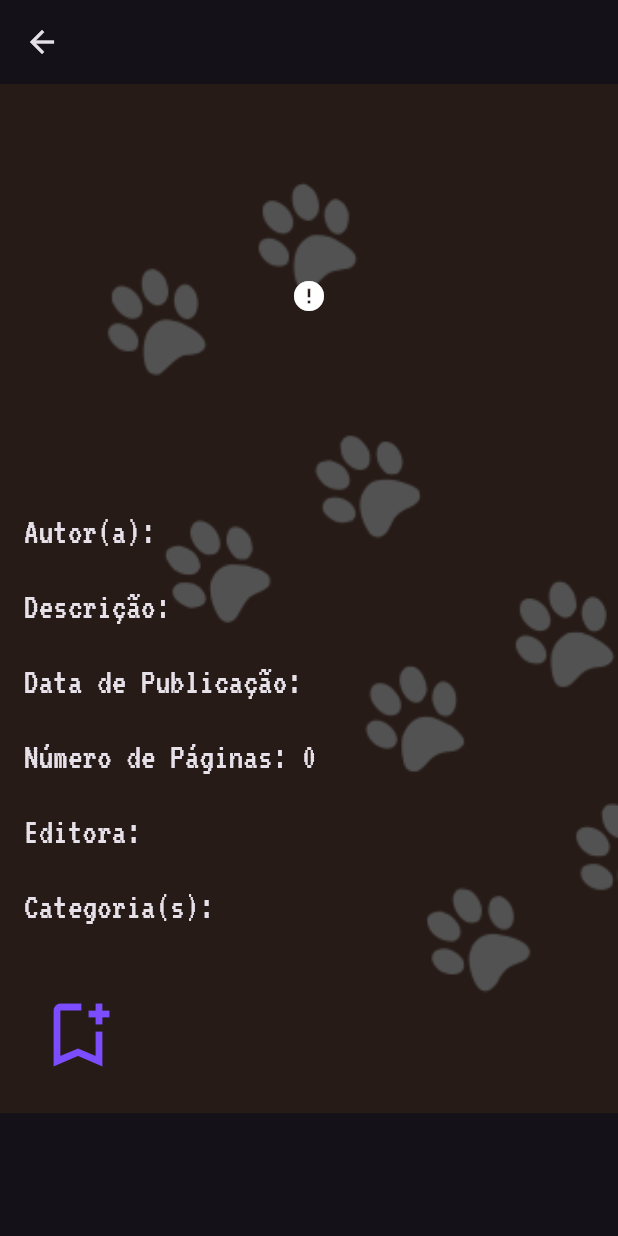
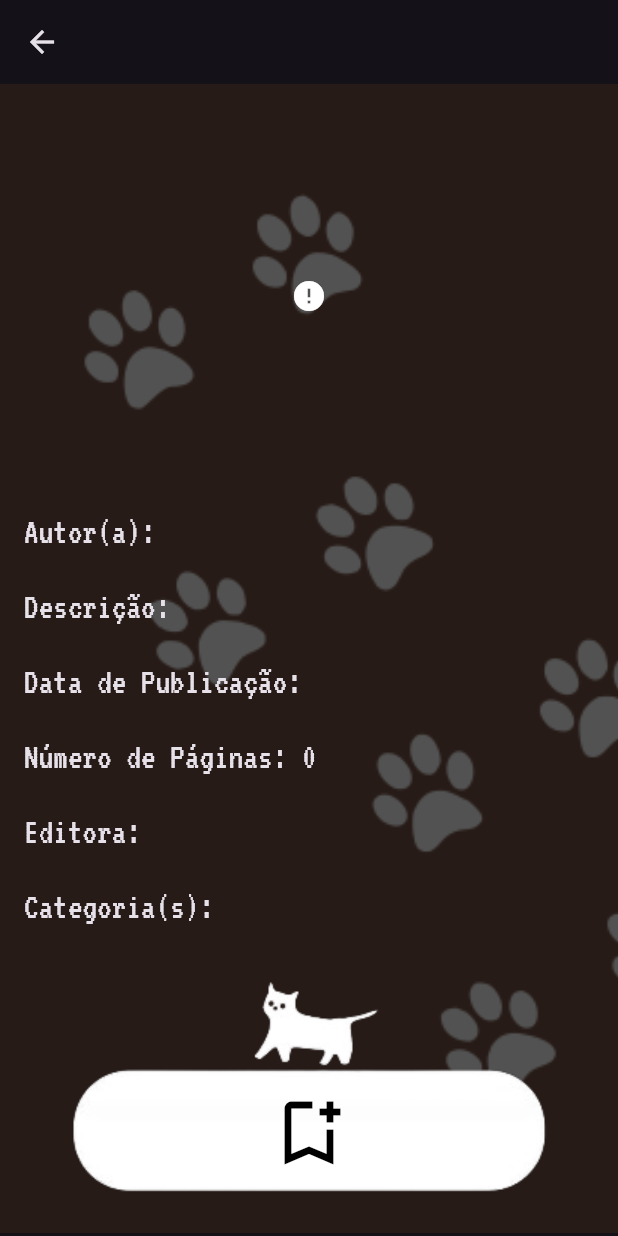
Before and after one commit to AnaFMel/projeto-flutter, a Flutter app: the BookDetailScreen screen opened directly with empty values, on a phone screen of 412 x 824 dp. Run offline on Flutter 3.47's test engine with Material 3 defaults, Android fonts, the phone set to English and light mode, and no system bars; drawn by our look-alikes of cached_network_image; our stand-ins replace google_fonts, sqflite; accounts and stored records are empty; network calls fail.

Commit message:
Arrumando detalhe

```diff
--- a/lib/pages/ReadingList.dart
+++ b/lib/pages/ReadingList.dart
@@ -42,10 +42,8 @@ class _ReadingListState extends State<ReadingList> {
   }
 
   Future<void> _deleteBook(String title) async {
-    // Chama a função do SqliteService para excluir o livro pelo título
     await _sqliteService.deleteBookByTitle(title);
 
-    // Atualiza a lista de livros após a exclusão
     await _loadBooks();
   }
 
@@ -94,7 +92,6 @@ class _ReadingListState extends State<ReadingList> {
                             trailing: IconButton(
                               icon: Icon(Icons.delete),
                               onPressed: () async {
-                                // Chama a função de exclusão do livro
                                 await _deleteBook(book.title ?? '');
                               },
                             ),
--- a/lib/pages/bookDetailScreen.dart
+++ b/lib/pages/bookDetailScreen.dart
@@ -73,7 +73,6 @@ class BookDetailScreen extends StatelessWidget {
                 SizedBox(height: 16),
                 Text(
                     'Data de Publicação: ${book.publishedDate
-                    //DateFormat("dd/MM/yyyy").format(DateTime.parse(book.publishedDate))
                     }',
                     style: GoogleFonts.vt323(
                       textStyle: TextStyle(letterSpacing: .15, fontSize: 24),
@@ -96,13 +95,23 @@ class BookDetailScreen extends StatelessWidget {
                 SizedBox(height: 32),
                 Stack(
                   children: [
+                    Align(
+                      alignment: Alignment.center,
+                      child: Image(
+                          image: AssetImage("assets/images/cruelo-plain.png")),
+                    ),
+                    Padding(
+                      padding: const EdgeInsets.only(top: 65),
+                      child: Row(
+                        mainAxisAlignment: MainAxisAlignment.center,
+                        children: [
                           IconButton(
                             iconSize: 56,
                             icon: Icon(Icons.bookmark_add_outlined,
-                          color: Colors.deepPurpleAccent),
+                                color: Colors.black),
                             onPressed: () async{
                                int id = await sqliteService.insertBook(
-                            book.title ?? '', // Certifique-se de que os valores não sejam nulos
+                                  book.title ?? '',
                                   book.author ?? '',
                                   book.description ?? '',
                                 );
@@ -122,7 +131,9 @@ class BookDetailScreen extends StatelessWidget {
                           ),
                         ],
                       ),
-                // Adicione mais detalhes conforme necessário
+                    ),
+                  ],
+                ),
               ],
             ),
           ),
--- a/lib/pages/bookListScreen.dart
+++ b/lib/pages/bookListScreen.dart
@@ -39,7 +39,6 @@ class _BookListScreenState extends State<BookListScreen> {
         _books = books;
       });
     } catch (e) {
-      // Handle error
       print('Error: $e');
     } finally {
       setState(() {
```
Lines whose indentation alone changed are shown as unchanged.
